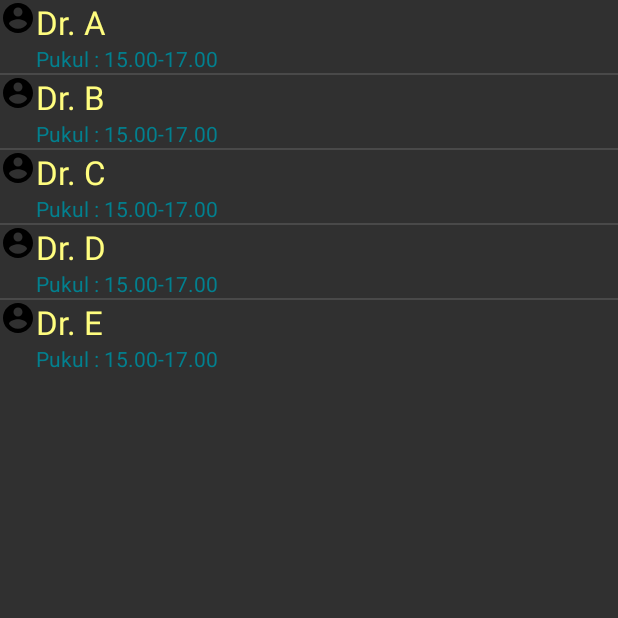
After one commit to syarwanarief/CekJadwalDokter, an Android app: the DokterGigi screen opened directly, with no data from a screen before it, on a phone screen of 412 x 824 dp, the top half of it. The commit adds this screen. Run offline under Robolectric (Android 15) with nearby library versions, the phone set to English and light mode, and no system bars.

Commit message:
Rancangan Awal

```diff
--- a/app/src/main/AndroidManifest.xml
+++ b/app/src/main/AndroidManifest.xml
@@ -16,7 +16,9 @@
                 <category android:name="android.intent.category.LAUNCHER" />
             </intent-filter>
         </activity>
-        <activity android:name=".MenuUtama.Drawer"></activity>
+        <activity android:name=".MenuUtama.Drawer" />
+        <activity android:name=".DaftarDokterSpesialis.advent" />
+        <activity android:name=".InfoDokter.DokterGigi"></activity>
     </application>
 
 </manifest>
--- /dev/null
+++ b/app/src/main/java/mobile/project/cekjadwaldokter/InfoDokter/DokterGigi.java
@@ -0,0 +1,54 @@
+package mobile.project.cekjadwaldokter.InfoDokter;
+
+import android.support.v7.app.AppCompatActivity;
+import android.os.Bundle;
+import android.widget.ListAdapter;
+import android.widget.ListView;
+import android.widget.SimpleAdapter;
+
+import java.util.ArrayList;
+import java.util.HashMap;
+
+import mobile.project.cekjadwaldokter.R;
+
+public class DokterGigi extends AppCompatActivity {
+
+    protected ListView lv;
+    protected ListAdapter adapter;
+    SimpleAdapter Adapter;
+    HashMap<String, String> map;
+    ArrayList<HashMap<String, String>> mylist;
+    String[] Pil;
+    String[] Ltn;
+    String[] Gbr;
+
+    @Override
+    protected void onCreate(Bundle savedInstanceState) {
+        super.onCreate(savedInstanceState);
+        setContentView(R.layout.activity_dokter_gigi);
+
+        lv = (ListView) findViewById(R.id.lv);
+
+        Pil = new String[] {"Dr. A", "Dr. B", "Dr. C", "Dr. D", "Dr. E"};
+        Ltn = new String[] {"Pukul : 15.00-17.00", "Pukul : 15.00-17.00", "Pukul : 15.00-17.00", "Pukul : 15.00-17.00", "Pukul : 15.00-17.00"};
+        Gbr = new String[] {Integer.toString(R.drawable.ic_profil),
+                Integer.toString(R.drawable.ic_profil),
+                Integer.toString(R.drawable.ic_profil),
+                Integer.toString(R.drawable.ic_profil),
+                Integer.toString(R.drawable.ic_profil) };
+
+        mylist = new ArrayList<HashMap<String,String>>();
+
+        for (int i = 0; i < Pil.length; i++){
+            map = new HashMap<String, String>();
+            map.put("list", Pil[i]);
+            map.put("latin", Ltn[i]);
+            map.put("gbr", Gbr[i]);
+            mylist.add(map);
+        }
+
+        Adapter = new SimpleAdapter(this, mylist, R.layout.list_spesialis,
+                new String[] {"list", "latin", "gbr"}, new int[] {R.id.tv_nama, R.id.tv_ltn, R.id.imV});
+        lv.setAdapter(Adapter);
+    }
+}
--- a/app/src/main/java/mobile/project/cekjadwaldokter/MenuUtama/Drawer.java
+++ b/app/src/main/java/mobile/project/cekjadwaldokter/MenuUtama/Drawer.java
@@ -1,5 +1,6 @@
 package mobile.project.cekjadwaldokter.MenuUtama;
 
+import android.content.Intent;
 import android.os.Bundle;
 import android.support.design.widget.NavigationView;
 import android.support.v4.widget.DrawerLayout;
@@ -10,6 +11,7 @@ import android.view.MenuItem;
 import android.view.View;
 import android.widget.Toast;
 
+import mobile.project.cekjadwaldokter.DaftarDokterSpesialis.advent;
 import mobile.project.cekjadwaldokter.R;
 
 public class Drawer extends AppCompatActivity {
@@ -84,4 +86,8 @@ public class Drawer extends AppCompatActivity {
 
     }
 
+    public void advent(View view) {
+        Intent intent = new Intent(Drawer.this, advent.class);
+        startActivity(intent);
+    }
 }
--- /dev/null
+++ b/app/src/main/res/layout/activity_dokter_gigi.xml
@@ -0,0 +1,18 @@
+<?xml version="1.0" encoding="utf-8"?>
+<RelativeLayout xmlns:android="http://schemas.android.com/apk/res/android"
+    xmlns:tools="http://schemas.android.com/tools"
+    android:layout_width="match_parent"
+    android:layout_height="match_parent"
+    tools:context=".DaftarDokterSpesialis.advent">
+
+    <TextView
+        android:layout_width="fill_parent"
+        android:layout_height="wrap_content" />
+
+    <ListView
+        android:id="@+id/lv"
+        android:layout_width="match_parent"
+        android:layout_height="wrap_content"
+        ></ListView>
+
+</RelativeLayout>
--- a/app/src/main/res/layout/activity_drawer.xml
+++ b/app/src/main/res/layout/activity_drawer.xml
@@ -71,7 +71,8 @@
                 android:layout_width="0dp"
                 android:layout_height="match_parent"
                 android:layout_margin="4dp"
-                android:layout_weight="1">
+                android:layout_weight="1"
+                android:onClick="advent">
 
                 <LinearLayout
                     android:layout_width="match_parent"
--- /dev/null
+++ b/app/src/main/res/layout/list_spesialis.xml
@@ -0,0 +1,36 @@
+<?xml version="1.0" encoding="utf-8"?>
+<RelativeLayout xmlns:android="http://schemas.android.com/apk/res/android"
+    android:layout_width="match_parent"
+    android:layout_height="match_parent"
+    android:orientation="vertical">
+
+    <ImageView
+        android:id="@+id/imV"
+        android:layout_width="wrap_content"
+        android:layout_height="wrap_content"
+        android:layout_alignParentLeft="true"
+        android:layout_alignParentTop="true"
+        android:src="@drawable/ic_about"
+        />
+
+    <TextView
+        android:id="@+id/tv_nama"
+        android:layout_width="wrap_content"
+        android:layout_height="wrap_content"
+        android:layout_toRightOf="@+id/imV"
+        android:text="TextView"
+        android:textColor="#fffd7f"
+        android:textSize="10pt"
+        />
+
+    <TextView
+        android:id="@+id/tv_ltn"
+        android:layout_width="wrap_content"
+        android:layout_height="wrap_content"
+        android:layout_alignLeft="@+id/tv_nama"
+        android:layout_below="@+id/tv_nama"
+        android:text="TextView"
+        android:textColor="#02808f"
+        />
+
+</RelativeLayout>
```
Also changed, not shown: app/src/main/java/mobile/project/cekjadwaldokter/DaftarDokterSpesialis/advent.java (added, +29 -0 lines), app/src/main/res/layout/activity_advent.xml (added, +29 -0 lines).
